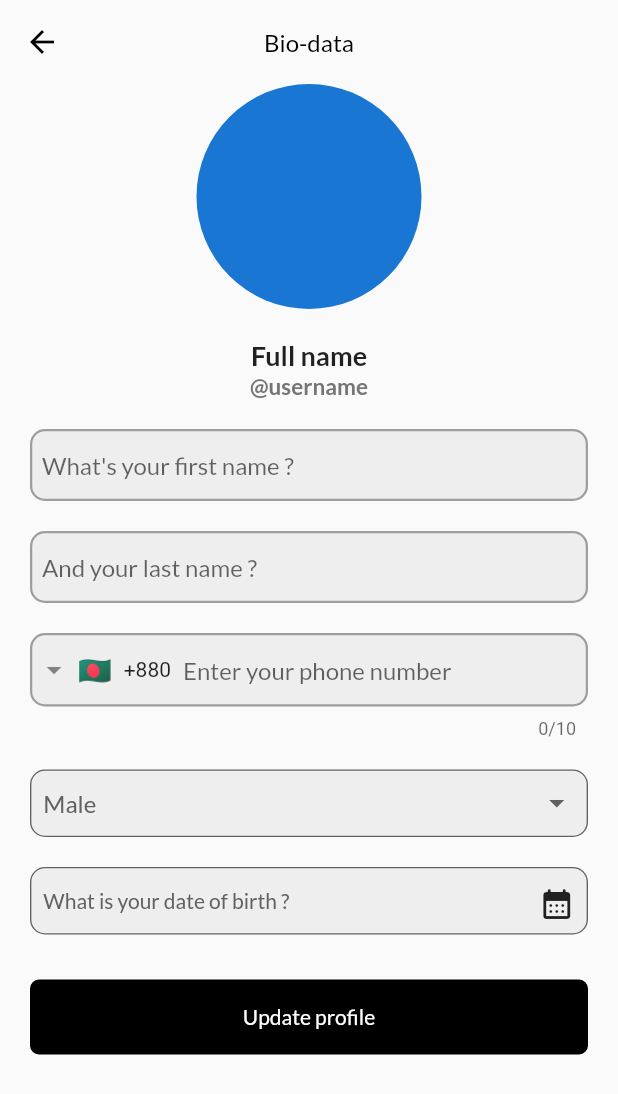
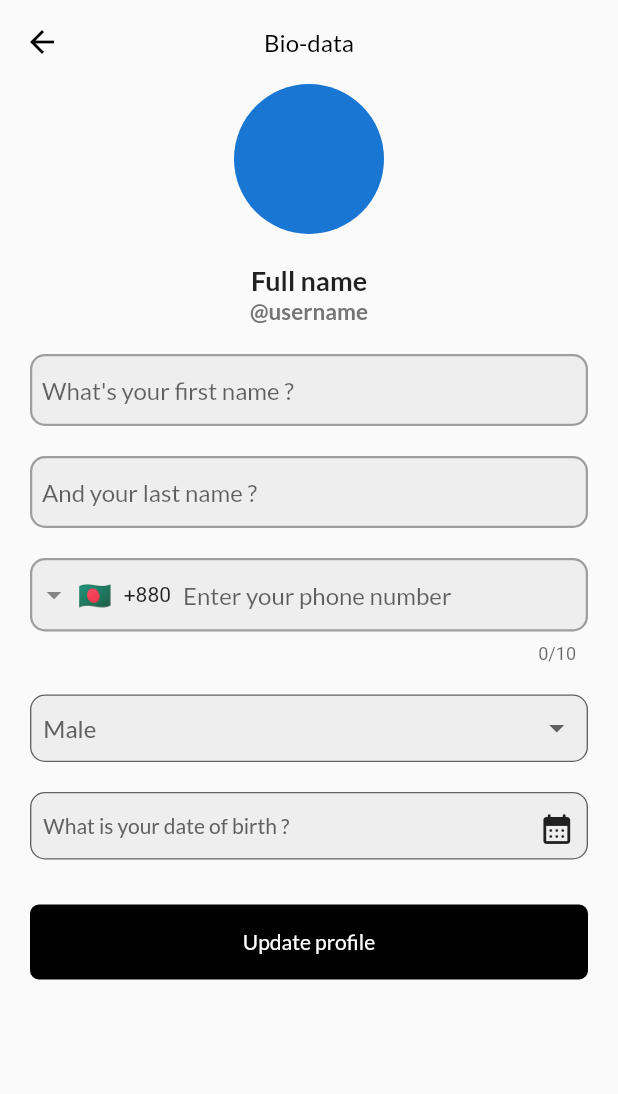
Before and after one commit to najmulmyself/Bio-Maker, a Flutter app: the ProfileInfo screen opened by its route, on a phone screen of 412 x 824 dp. Shown: the top 1094 px of the screen. Run offline on Flutter 3.47's test engine with Material 2 defaults, Android fonts, the phone set to English and light mode, and no system bars; drawn by our look-alikes of intl_phone_field; our stand-ins replace cloud_firestore, firebase_auth, firebase_core, flutter_datetime_picker, font_awesome_flutter, google_fonts and 3 more; accounts and stored records are empty.

Commit message:
fixed circle image shown

```diff
--- a/lib/pages/profile_info.dart
+++ b/lib/pages/profile_info.dart
@@ -25,7 +25,7 @@ class _ProfileInfoState extends State<ProfileInfo> {
   // IMAGE PICKER
   File? _image;
   Future pickImage() async {
-    var image = await ImagePicker().pickImage(source: ImageSource.gallery);
+    var image = await ImagePicker().pickImage(source: ImageSource.camera);
     final File? tempImg = File(image!.path);
     setState(() {
       // image!.saveTo('/assets/images');
@@ -152,30 +152,31 @@ class _ProfileInfoState extends State<ProfileInfo> {
                 children: [
                   GestureDetector(
                     onTap: pickImage,
-                    child: Container(
-                      height: 150,
-                      width: 150,
+                    child: CircleAvatar(
+                      radius: 50,
+                      backgroundImage:
+                          _image != null ? FileImage(_image!, scale: 5) : null,
+                    ),
+                    // _image != null
+                    //     ? Image.file(
+                    //         _image!,
+                    //         height: 150,
+                    //         width: 150,
 
-                      decoration: BoxDecoration(shape: BoxShape.circle),
-                      // border: Border.all(),
-                      // borderRadius: BorderRadius.circular(100)),
-                      child: _image != null
-                          ? Image.file(
-                              _image!,
-                              fit: BoxFit.cover,
+                    //         fit: BoxFit.cover,
 
-                              // height: 120,
-                              // width: 120,
-                              // radius: 50,
-                              // backgroundImage: _image == null
-                              // ? AssetImage('assets/images/human.png')
-                              // : Image.file(_image!.path).image,
-                              // backgroundImage: Image.file('${_image.path}').image,
-                            )
-                          : CircleAvatar(
-                              radius: 50,
-                            ),
-                    ),
+                    //         // height: 120,
+                    //         // width: 120,
+                    //         // radius: 50,
+                    //         // backgroundImage: _image == null
+                    //         // ? AssetImage('assets/images/human.png')
+                    //         // : Image.file(_image!.path).image,
+                    //         // backgroundImage: Image.file('${_image.path}').image,
+                    //       )
+                    //     : CircleAvatar(
+                    //         radius: 50,
+                    //         backgroundImage: _image != null ? FileImage(_image!): null,
+                    //       ),
                   ),
                   SizedBox(
                     height: 20,
```
